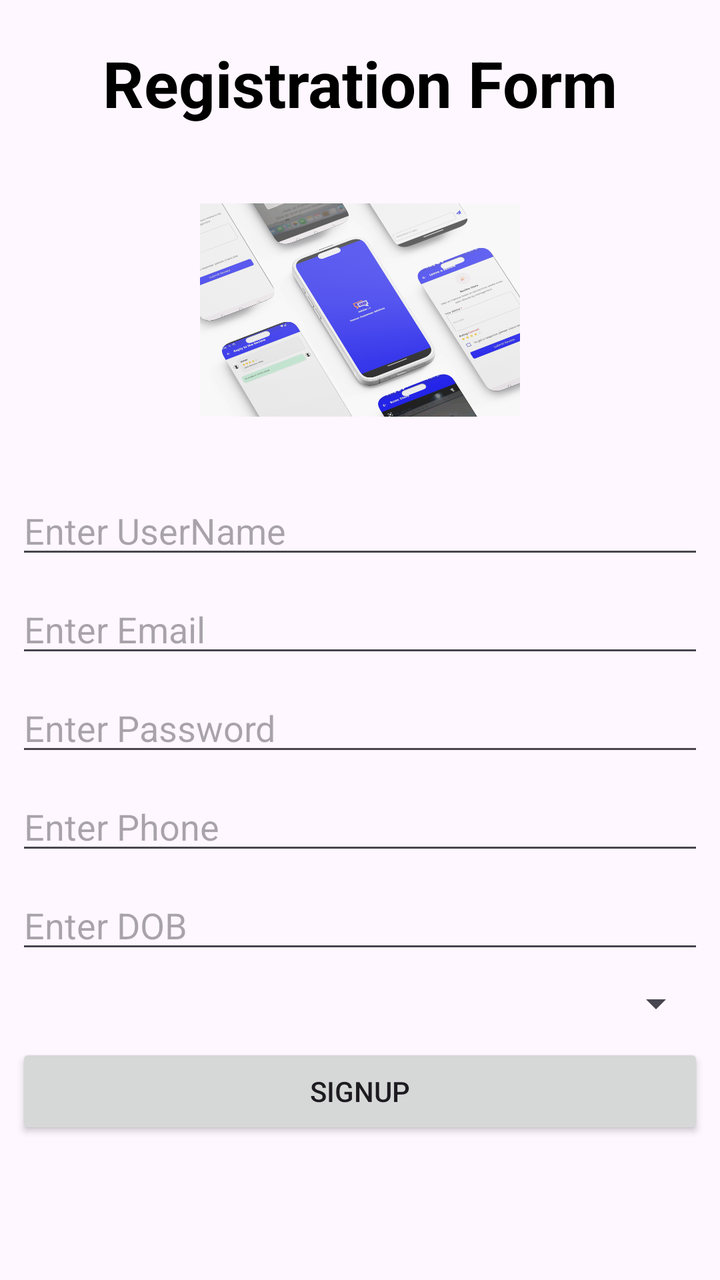
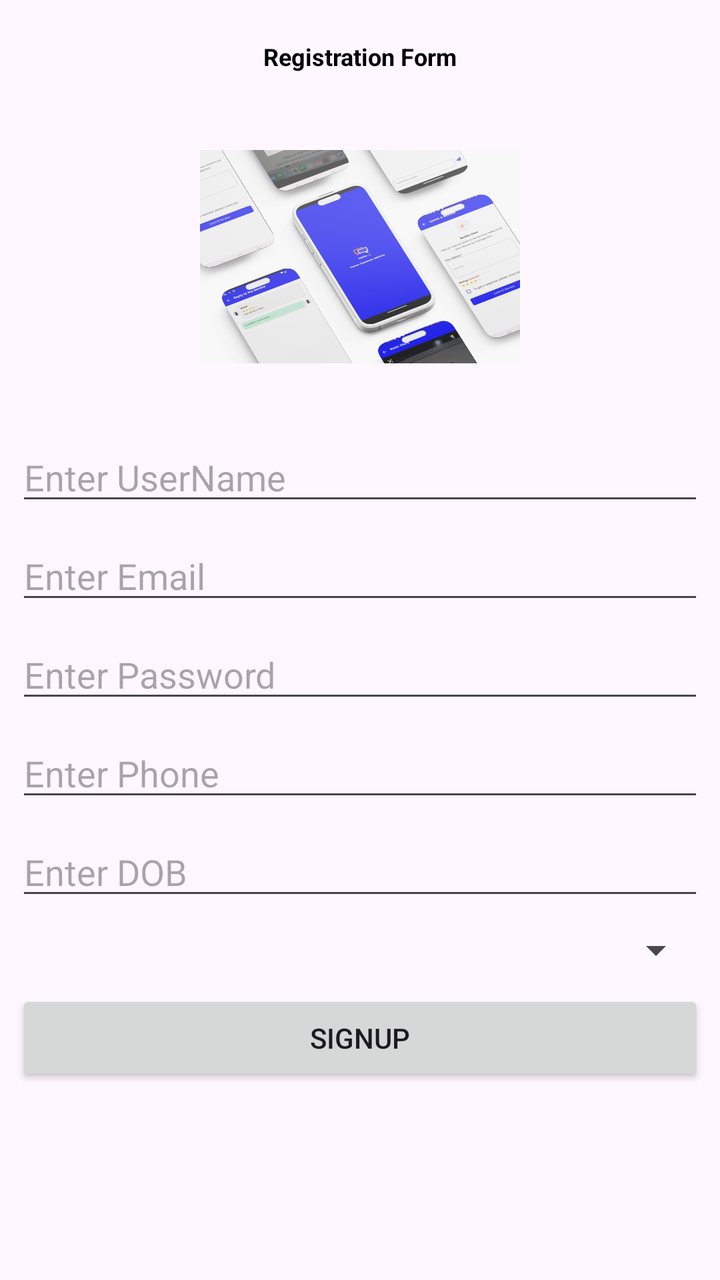

Two renders of the same Android screen: before a commit and after it. Below are the layout's source before the change and the commit's diff.
<!-- AndroidManifest.xml: application theme Theme.BSCS_7C -->
<!-- res/layout/activity_registration.xml -->
<?xml version="1.0" encoding="utf-8"?>
<LinearLayout xmlns:android="http://schemas.android.com/apk/res/android"
    xmlns:app="http://schemas.android.com/apk/res-auto"
    xmlns:tools="http://schemas.android.com/tools"
    android:id="@+id/main"
    android:layout_width="match_parent"
    android:layout_height="match_parent"
    android:orientation="vertical"
    android:padding="8dp"
    tools:context=".RegistrationActivity">


    <TextView
        android:id="@+id/txtRegistration"
        android:layout_width="match_parent"
        android:layout_height="wrap_content"
        android:gravity="center"
        android:padding="12dp"
        android:text="Registration Form"
        android:textColor="@color/black"
        android:textSize="32sp"
        android:textStyle="bold" />

    <ImageView
        android:layout_width="160dp"
        android:layout_height="160dp"
        android:layout_gravity="center"
        android:src="@drawable/sample_img" />


    <EditText
        android:id="@+id/etUserName"
        android:layout_width="match_parent"
        android:layout_height="wrap_content"
        android:layout_marginTop="8dp"
        android:hint="Enter UserName"
        android:inputType="text" />

    <EditText
        android:id="@+id/etEmail"
        android:layout_width="match_parent"
        android:layout_height="wrap_content"
        android:layout_marginTop="8dp"
        android:hint="Enter Email"
        android:inputType="textEmailAddress" />

    <EditText
        android:id="@+id/etPassword"
        android:layout_width="match_parent"
        android:layout_height="wrap_content"
        android:layout_marginTop="8dp"
        android:hint="Enter Password"
        android:inputType="textPassword" />

    <EditText
        android:id="@+id/etPhone"
        android:layout_width="match_parent"
        android:layout_height="wrap_content"
        android:layout_marginTop="8dp"
        android:hint="Enter Phone"
        android:inputType="number" />

    <EditText
        android:id="@+id/etDOB"
        android:layout_width="match_parent"
        android:layout_height="wrap_content"
        android:layout_marginTop="8dp"
        android:clickable="true"
        android:focusable="false"
        android:hint="Enter DOB" />

    <Spinner
        android:id="@+id/spSelectProvince"
        android:layout_width="match_parent"
        android:layout_height="wrap_content"
        android:layout_marginTop="8dp" />

    <Button
        android:id="@+id/btnSignUP"
        android:layout_width="match_parent"
        android:layout_height="wrap_content"
        android:layout_marginTop="8dp"
        android:text="SignUP" />

    <ProgressBar

        android:id="@+id/pbLoader"
        android:layout_width="wrap_content"
        android:layout_height="wrap_content"
        android:layout_gravity="center"
        android:layout_margin="8dp"
        android:visibility="gone" />


</LinearLayout>
<!-- resources referenced by this layout -->
<resources>
  <color name="black">#FF000000</color>
  <!-- drawable sample_img: png bitmap (drawable, 599564 bytes) -->
  <style name="Theme.BSCS_7C" parent="Base.Theme.BSCS_7C" />
  <style name="Base.Theme.BSCS_7C" parent="Theme.Material3.DayNight.NoActionBar">
          
          
      </style>
</resources>

<!-- the commit's change to res/layout/activity_registration.xml (unified diff, before → after) -->
@@ -18,7 +18,7 @@
         android:padding="12dp"
         android:text="Registration Form"
         android:textColor="@color/black"
-        android:textSize="32sp"
+        android:textSize="12sp"
         android:textStyle="bold" />
 
     <ImageView
@@ -49,8 +49,7 @@
         android:layout_width="match_parent"
         android:layout_height="wrap_content"
         android:layout_marginTop="8dp"
-        android:hint="Enter Password"
-        android:inputType="textPassword" />
+        android:hint="Enter Password" />
 
     <EditText
         android:id="@+id/etPhone"
